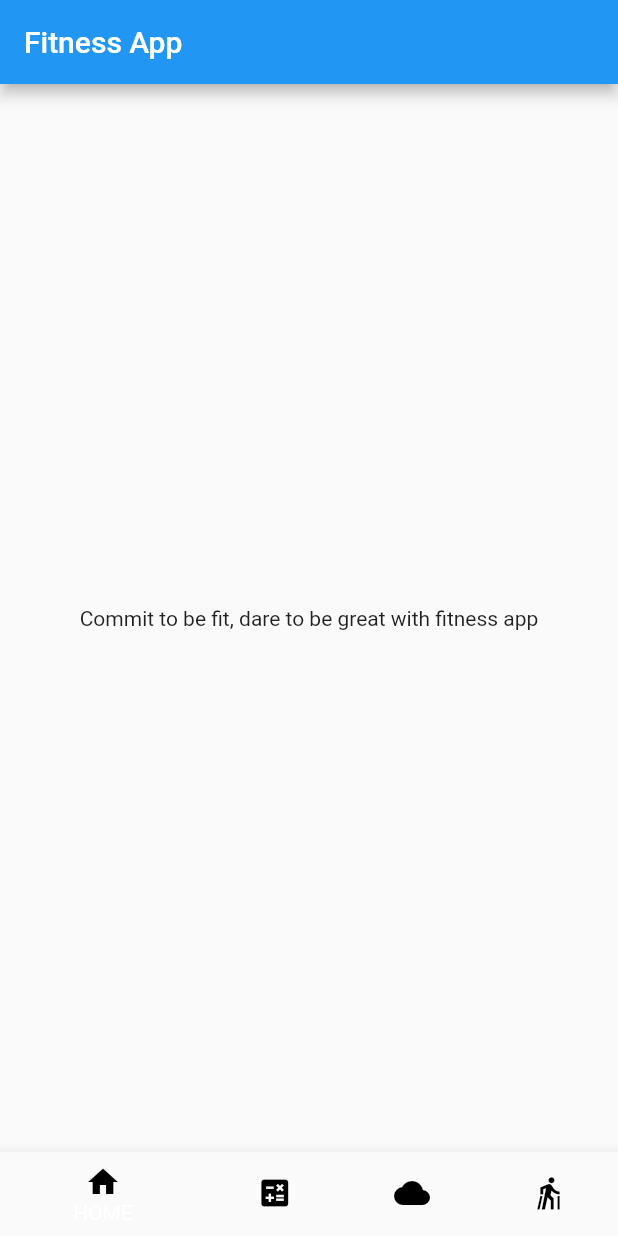
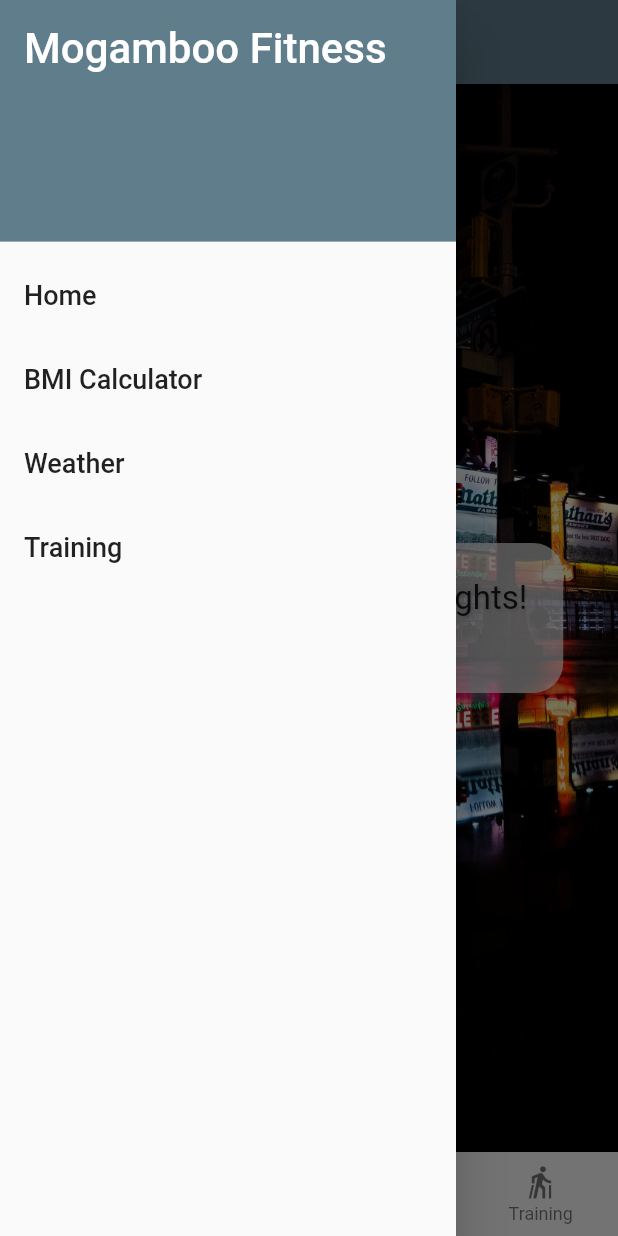
Before and after one commit to SunilMadhyan/fitness_tracker, a Flutter app: the screen it shows after launch, with the side drawer open (before the commit the screen has no drawer), on a phone screen of 412 x 824 dp. Run offline on Flutter 3.47's test engine with Material 2 defaults, Android fonts, the phone set to English and light mode, and no system bars; our stand-ins replace shared_preferences.

Commit message:
Added BMI calculator, Weather details and Record traning functionality
Bottom navigation bar more than 3 item issue fixed

Bottom menu item name corrected

issue fix

```diff
--- /dev/null
+++ b/lib/data/http_helper.dart
@@ -0,0 +1,19 @@
+import 'package:fitness_tracker/data/weather.dart';
+import 'package:http/http.dart' as http;
+import 'dart:convert';
+
+class HttpHelper {
+  String authKey = "Enter your api key here";
+  String baseURL = "api.openweathermap.org";
+  String path = "data/2.5/weather";
+
+  Future<Weather> getWeather(String location) async {
+    Map<String, dynamic> parameters = {'q': location, 'appId': authKey};
+    Uri uri = Uri.https(baseURL, path, parameters);
+    http.Response result = await http.get(uri);
+
+    Map<String, dynamic> data = json.decode(result.body);
+    Weather weather = Weather.fromJson(data);
+    return weather;
+  }
+}
--- /dev/null
+++ b/lib/data/weather.dart
@@ -0,0 +1,21 @@
+class Weather {
+  String name = '';
+  String description = '';
+  double temperature = 0;
+  double perceived = 0;
+  int pressure = 0;
+  int humidity = 0;
+
+  Weather(this.name, this.description, this.temperature, this.perceived,
+      this.pressure, this.humidity);
+
+  Weather.fromJson(Map<String, dynamic> weatherMap) {
+    name = weatherMap['name'];
+    //this.temperature = (weatherMap['main']['temp'] * (9 / 5) - 459.67) ?? 0; // Fahrenheit
+    temperature = (weatherMap['main']['temp'] - 273.15) ?? 0;
+    perceived = (weatherMap['main']['feels_like'] - 273.15) ?? 0;
+    pressure = weatherMap['main']['pressure'] ?? 0;
+    humidity = weatherMap['main']['humidity'] ?? 0;
+    description = weatherMap['weather'][0]['description'] ?? '';
+  }
+}
--- a/lib/main.dart
+++ b/lib/main.dart
@@ -1,73 +1,30 @@
-import 'package:fitness_tracker/screens/bmi.dart';
-import 'package:fitness_tracker/screens/home.dart';
-import 'package:fitness_tracker/screens/training.dart';
-import 'package:fitness_tracker/screens/weather.dart';
+// ignore_for_file: prefer_const_constructors
+
+import 'package:fitness_tracker/screens/bmi_screen.dart';
+import 'package:fitness_tracker/screens/intro_screen.dart';
+import 'package:fitness_tracker/screens/sessions_screen.dart';
+import 'package:fitness_tracker/screens/weather_screen.dart';
 import 'package:flutter/material.dart';
 
 void main() {
-  runApp(const FitnessApp());
+  runApp(MogambooApp());
 }
 
-class FitnessApp extends StatelessWidget {
-  const FitnessApp({Key? key}) : super(key: key);
+class MogambooApp extends StatelessWidget {
+  const MogambooApp({Key? key}) : super(key: key);
+
   @override
   Widget build(BuildContext context) {
     return MaterialApp(
-      home: BottonNavigationLayout(),
+      theme: ThemeData(primarySwatch: Colors.blueGrey),
+      routes: {
+        '/': (context) => IntroScreen(),
+        '/bmi': (context) => BmiScreen(),
+        '/weather': (context) => WeatherScreen(),
+        '/training': (context) => SessionsScreen(),
+      },
+      initialRoute: '/',
+      // home: IntroScreen()
     );
   }
 }
-
-class BottonNavigationLayout extends StatefulWidget {
-  const BottonNavigationLayout({Key? key}) : super(key: key);
-
-  @override
-  _BottonNavigationLayoutState createState() => _BottonNavigationLayoutState();
-}
-
-class _BottonNavigationLayoutState extends State<BottonNavigationLayout> {
-  int _selectedIndex = 0;
-  _handleItemTapped(index) {
-    setState(() {
-      _selectedIndex = index;
-    });
-  }
-
-  static const List<Widget> _widgetOptions = <Widget>[
-    HomePage(),
-    BmiPage(),
-    WeatherPage(),
-    TrainingPage()
-  ];
-  @override
-  Widget build(BuildContext context) {
-    return Scaffold(
-      appBar: AppBar(
-        title: Text("Fitness App"),
-      ),
-      body: Center(
-        child: _widgetOptions.elementAt(_selectedIndex),
-      ),
-      bottomNavigationBar: BottomNavigationBar(
-        items: [
-          BottomNavigationBarItem(
-              icon: Icon(
-                Icons.home,
-                color: Colors.black,
-              ),
-              label: "HOME"),
-          BottomNavigationBarItem(
-              icon: Icon(Icons.calculate, color: Colors.black), label: "BMI"),
-          BottomNavigationBarItem(
-              icon: Icon(Icons.cloud, color: Colors.black), label: "WEATHER"),
-          BottomNavigationBarItem(
-              icon: Icon(Icons.nordic_walking, color: Colors.black),
-              label: "TRAINING")
-        ],
-        currentIndex: _selectedIndex,
-        // selectedItemColor: Colors.amber[800],
-        onTap: _handleItemTapped,
-      ),
-    );
-  }
-}
--- a/lib/screens/home.dart
+++ /dev/null
@@ -1,13 +0,0 @@
-import 'package:fitness_tracker/shared/menu_bottom.dart';
-import 'package:flutter/material.dart';
-
-class HomePage extends StatelessWidget {
-  const HomePage({Key? key}) : super(key: key);
-
-  @override
-  Widget build(BuildContext context) {
-    return  Container(
-        child: Center(child: Text("Commit to be fit, dare to be great with fitness app"),),
-      );
-  }
-}
--- /dev/null
+++ b/lib/screens/intro_screen.dart
@@ -0,0 +1,43 @@
+// ignore_for_file: prefer_const_constructors, prefer_const_literals_to_create_immutables
+
+import 'package:fitness_tracker/shared/menu_drawer.dart';
+import 'package:flutter/material.dart';
+import '../shared/menu_bottom.dart';
+
+class IntroScreen extends StatelessWidget {
+  const IntroScreen({Key? key}) : super(key: key);
+
+  @override
+  Widget build(BuildContext context) {
+    return Scaffold(
+        appBar: AppBar(
+          title: Text('Mogamboo fitness'),
+        ),
+        drawer: MenuDrawer(),
+        bottomNavigationBar: MenuBottom(),
+        body: Container(
+            decoration: BoxDecoration(
+                image: DecorationImage(
+                    image: AssetImage('assets/city-night-view.jpg'),
+                    fit: BoxFit.cover)),
+            child: Center(
+                child: Container(
+                    padding: EdgeInsets.all(24),
+                    decoration: BoxDecoration(
+                        color: Colors.white70,
+                        borderRadius: BorderRadius.all(Radius.circular(20))),
+                    child: Text(
+                      'We can achieve great heights!\nBelieve!',
+                      textAlign: TextAlign.center,
+                      style: TextStyle(
+                          fontSize: 22,
+                          color: Colors.black87,
+                          shadows: [
+                            Shadow(
+                                offset: Offset(1.0, 1.0),
+                                blurRadius: 2.0,
+                                color: Colors.grey)
+                          ]),
+                    )))));
+  }
+}
--- a/lib/shared/menu_bottom.dart
+++ b/lib/shared/menu_bottom.dart
@@ -1,33 +1,42 @@
+// ignore_for_file: prefer_const_literals_to_create_immutables, prefer_const_constructors
+
 import 'package:flutter/material.dart';
 
 class MenuBottom extends StatelessWidget {
   const MenuBottom({Key? key}) : super(key: key);
-
+  static int selectedIndex = 0;
   @override
   Widget build(BuildContext context) {
     return BottomNavigationBar(
-      items: [
-        BottomNavigationBarItem(icon: Icon(Icons.home, color: Colors.black,), label: "home"),
-        BottomNavigationBarItem(icon: Icon(Icons.monitor_weight, color: Colors.black), label: "bmi"),
-        BottomNavigationBarItem(icon: Icon(Icons.monitor_weight,color: Colors.black), label: "weather"),
-        BottomNavigationBarItem(icon: Icon(Icons.monitor_weight, color: Colors.black), label: "training"),
-      ],
+      type: BottomNavigationBarType.fixed,
       onTap: (int index) {
         switch (index) {
           case 0:
-            Navigator.pushNamed(context, "/");
+            Navigator.pushNamed(context, '/');
+            selectedIndex = 0;
             break;
           case 1:
-            Navigator.pushNamed(context, "/bmi");
+            Navigator.pushNamed(context, '/bmi');
+            selectedIndex = 1;
             break;
           case 2:
-            Navigator.pushNamed(context, "/weather");
+            Navigator.pushNamed(context, '/weather');
+            selectedIndex = 3;
             break;
           case 3:
-            Navigator.pushNamed(context, "/training");
+            Navigator.pushNamed(context, '/training');
+            selectedIndex = 4;
             break;
         }
       },
+      currentIndex: selectedIndex,
+      items: [
+        BottomNavigationBarItem(icon: Icon(Icons.home), label: ('Home')),
+        BottomNavigationBarItem(icon: Icon(Icons.monitor_weight), label: 'BMI'),
+        BottomNavigationBarItem(icon: Icon(Icons.cloud), label: 'Weather'),
+        BottomNavigationBarItem(
+            icon: Icon(Icons.nordic_walking), label: 'Training'),
+      ],
     );
   }
 }
--- /dev/null
+++ b/lib/shared/menu_drawer.dart
@@ -0,0 +1,61 @@
+// ignore_for_file: prefer_const_constructors
+
+import 'package:fitness_tracker/screens/sessions_screen.dart';
+import 'package:fitness_tracker/screens/weather_screen.dart';
+import 'package:flutter/material.dart';
+import '../screens/bmi_screen.dart';
+import '../screens/intro_screen.dart';
+
+class MenuDrawer extends StatelessWidget {
+  const MenuDrawer({Key? key}) : super(key: key);
+
+  @override
+  Widget build(BuildContext context) {
+    return Drawer(
+        child: ListView(
+      children: buildMenuItems(context),
+    ));
+  }
+
+  List<Widget> buildMenuItems(BuildContext context) {
+    final List<String> menuTitles = [
+      'Home',
+      'BMI Calculator',
+      'Weather',
+      'Training'
+    ];
+
+    List<Widget> menuItems = [];
+    menuItems.add(DrawerHeader(
+        decoration: BoxDecoration(color: Colors.blueGrey),
+        child: Text('Mogamboo Fitness',
+            style: TextStyle(color: Colors.white, fontSize: 28))));
+
+    for (var element in menuTitles) {
+      Widget screen = Container();
+      menuItems.add(ListTile(
+          title: Text(element, style: TextStyle(fontSize: 18)),
+          onTap: () {
+            switch (element) {
+              case 'Home':
+                screen = IntroScreen();
+                break;
+              case 'BMI Calculator':
+                screen = BmiScreen();
+                break;
+              case 'Weather':
+                screen = WeatherScreen();
+                break;
+              case 'Training':
+                screen = SessionsScreen();
+                break;
+            }
+            Navigator.of(context).pop();
+            Navigator.of(context)
+                .push(MaterialPageRoute(builder: (context) => screen));
+          }));
+    }
+
+    return menuItems;
+  }
+}
```
Also changed, not shown: lib/data/session.dart (added, +24 -0 lines), lib/data/sp_helper.dart (added, +42 -0 lines), lib/screens/bmi.dart (deleted, +0 -14 lines), lib/screens/bmi_screen.dart (added, +126 -0 lines), lib/screens/sessions_screen.dart (added, +113 -0 lines), lib/screens/training.dart (deleted, +0 -13 lines), lib/screens/weather.dart (deleted, +0 -13 lines), lib/screens/weather_screen.dart (added, +82 -0 lines), pubspec.yaml (+5 -3 lines), assets/city-night-view.jpg (added), pubspec.lock, 1 other file.
